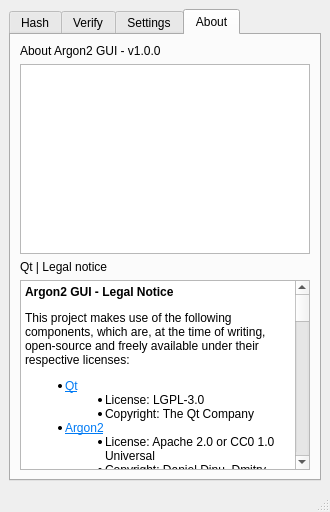
This is src/mainwindow.ui in GlitchedPolygons/Argon2GUI as Qt 5 draws it before an edit. The edited form follows.
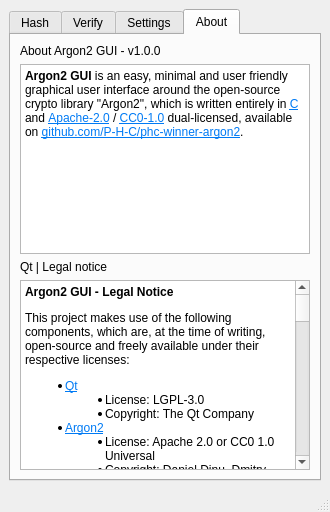
This is the edited form. The open tabs and pages were chosen to show the change.

Commit message: Added basic about text. Maybe deserves a bit more content ;D

```diff
--- a/src/mainwindow.ui
+++ b/src/mainwindow.ui
@@ -499,6 +499,13 @@
               <property name="readOnly">
                <bool>true</bool>
               </property>
+              <property name="html">
+               <string>&lt;!DOCTYPE HTML PUBLIC &quot;-//W3C//DTD HTML 4.0//EN&quot; &quot;http://www.w3.org/TR/REC-html40/strict.dtd&quot;&gt;
+&lt;html&gt;&lt;head&gt;&lt;meta name=&quot;qrichtext&quot; content=&quot;1&quot; /&gt;&lt;meta charset=&quot;utf-8&quot; /&gt;&lt;style type=&quot;text/css&quot;&gt;
+p, li { white-space: pre-wrap; }
+&lt;/style&gt;&lt;/head&gt;&lt;body style=&quot; font-family:'Segoe UI'; font-size:9pt; font-weight:400; font-style:normal;&quot;&gt;
+&lt;p style=&quot; margin-top:0px; margin-bottom:0px; margin-left:0px; margin-right:0px; -qt-block-indent:0; text-indent:0px;&quot;&gt;&lt;span style=&quot; font-weight:700;&quot;&gt;Argon2 GUI&lt;/span&gt; is an easy, minimal and user friendly graphical user interface around the open-source crypto library &amp;quot;Argon2&amp;quot;, which is written entirely in &lt;a href=&quot;https://en.wikipedia.org/wiki/C_(programming_language)&quot;&gt;&lt;span style=&quot; text-decoration: underline; color:#007af4;&quot;&gt;C&lt;/span&gt;&lt;/a&gt; and &lt;a href=&quot;https://www.apache.org/licenses/LICENSE-2.0&quot;&gt;&lt;span style=&quot; text-decoration: underline; color:#007af4;&quot;&gt;Apache-2.0&lt;/span&gt;&lt;/a&gt; / &lt;a href=&quot;https://creativecommons.org/share-your-work/public-domain/cc0&quot;&gt;&lt;span style=&quot; text-decoration: underline; color:#007af4;&quot;&gt;CC0-1.0&lt;/span&gt;&lt;/a&gt; dual-licensed, available on &lt;a href=&quot;https://github.com/P-H-C/phc-winner-argon2&quot;&gt;&lt;span style=&quot; text-decoration: underline; color:#007af4;&quot;&gt;github.com/P-H-C/phc-winner-argon2&lt;/span&gt;&lt;/a&gt;.&lt;/p&gt;&lt;/body&gt;&lt;/html&gt;</string>
+              </property>
               <property name="openExternalLinks">
                <bool>true</bool>
               </property>
```
Left out of the diff: 595 changed lines with no effect on the pictures.
